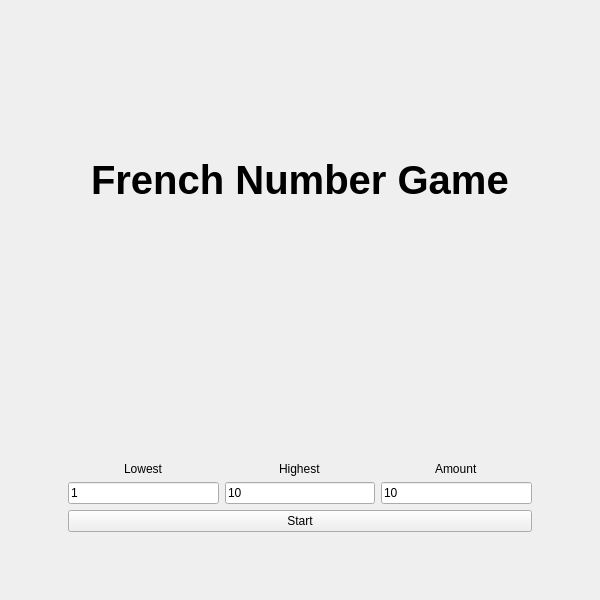
Above: FrenchNumberGame/mainmenu.ui from alexobrien20/Qt-FrenchNumberGame before the change. Below: the same form after it.
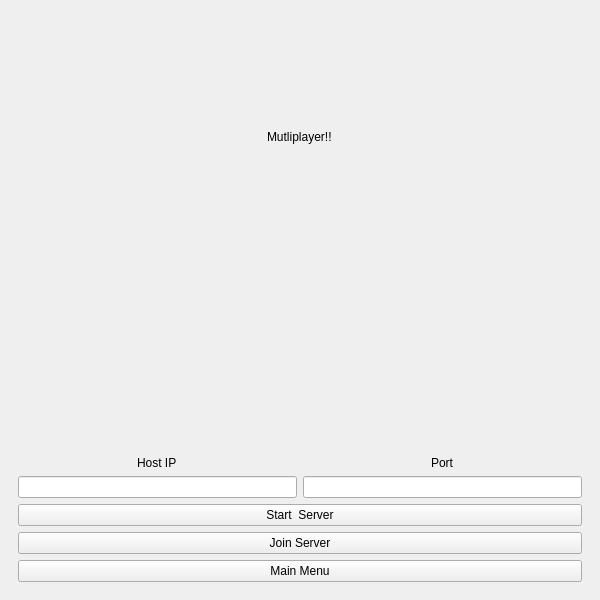
That is the form after the change. The open tabs and pages were chosen to show the change.

```diff
--- a/FrenchNumberGame/mainmenu.ui
+++ b/FrenchNumberGame/mainmenu.ui
@@ -107,6 +107,91 @@
         </item>
        </layout>
       </widget>
+      <widget class="QWidget" name="MainMenuScreen">
+       <layout class="QVBoxLayout" name="verticalLayout_4">
+        <item alignment="Qt::AlignHCenter|Qt::AlignVCenter">
+         <widget class="QLabel" name="MenuLabel_2">
+          <property name="styleSheet">
+           <string notr="true">font-size: 40px;
+font-weight: bold;</string>
+          </property>
+          <property name="text">
+           <string>French Number Game</string>
+          </property>
+         </widget>
+        </item>
+        <item>
+         <widget class="QPushButton" name="SinglePlayerButton">
+          <property name="text">
+           <string>Single Player</string>
+          </property>
+         </widget>
+        </item>
+        <item>
+         <widget class="QPushButton" name="MultiPlayerButton">
+          <property name="text">
+           <string>Multiplayer</string>
+          </property>
+         </widget>
+        </item>
+       </layout>
+      </widget>
+      <widget class="QWidget" name="MultiPlayerSettingsScreen">
+       <layout class="QVBoxLayout" name="verticalLayout_2">
+        <item alignment="Qt::AlignHCenter">
+         <widget class="QLabel" name="label">
+          <property name="text">
+           <string>Mutliplayer!!</string>
+          </property>
+         </widget>
+        </item>
+        <item>
+         <layout class="QGridLayout" name="gridLayout_2">
+          <item row="1" column="1">
+           <widget class="QLineEdit" name="PortInput"/>
+          </item>
+          <item row="1" column="0">
+           <widget class="QLineEdit" name="lineEdit"/>
+          </item>
+          <item row="0" column="0" alignment="Qt::AlignHCenter|Qt::AlignBottom">
+           <widget class="QLabel" name="label_2">
+            <property name="text">
+             <string>Host IP</string>
+            </property>
+           </widget>
+          </item>
+          <item row="0" column="1" alignment="Qt::AlignHCenter|Qt::AlignBottom">
+           <widget class="QLabel" name="label_3">
+            <property name="text">
+             <string>Port</string>
+            </property>
+           </widget>
+          </item>
+         </layout>
+        </item>
+        <item>
+         <widget class="QPushButton" name="StartServerButton">
+          <property name="text">
+           <string>Start  Server</string>
+          </property>
+         </widget>
+        </item>
+        <item>
+         <widget class="QPushButton" name="JoinServerButton">
+          <property name="text">
+           <string>Join Server</string>
+          </property>
+         </widget>
+        </item>
+        <item>
+         <widget class="QPushButton" name="MainMenuButton">
+          <property name="text">
+           <string>Main Menu</string>
+          </property>
+         </widget>
+        </item>
+       </layout>
+      </widget>
      </widget>
     </item>
    </layout>
```
Left out of the diff: 2 changed lines with no effect on the pictures.
